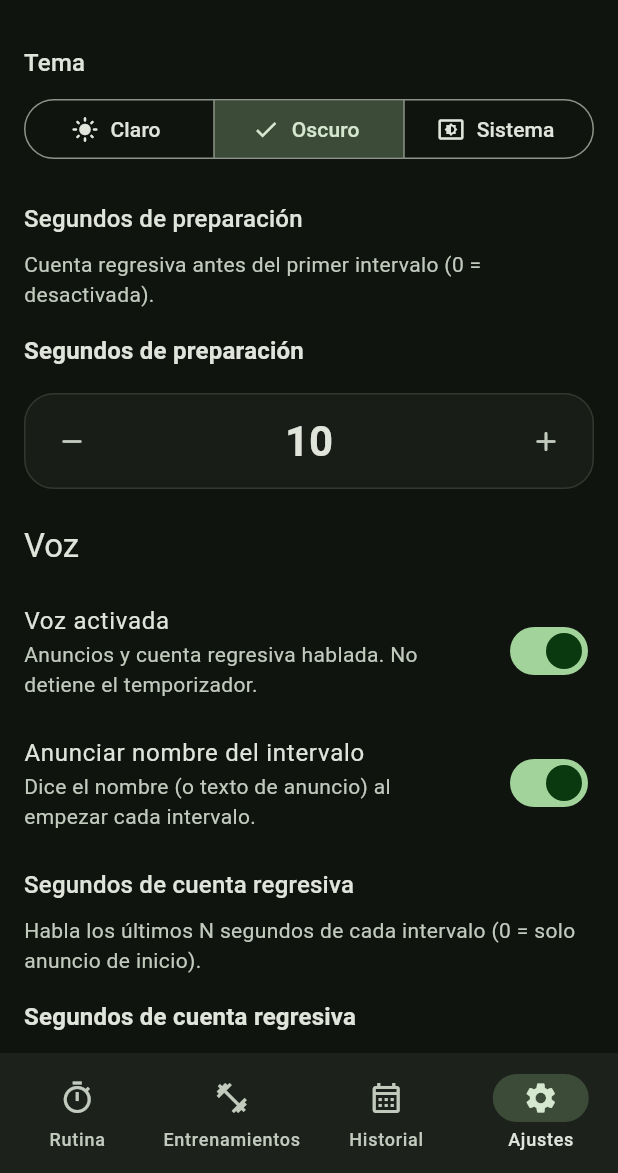
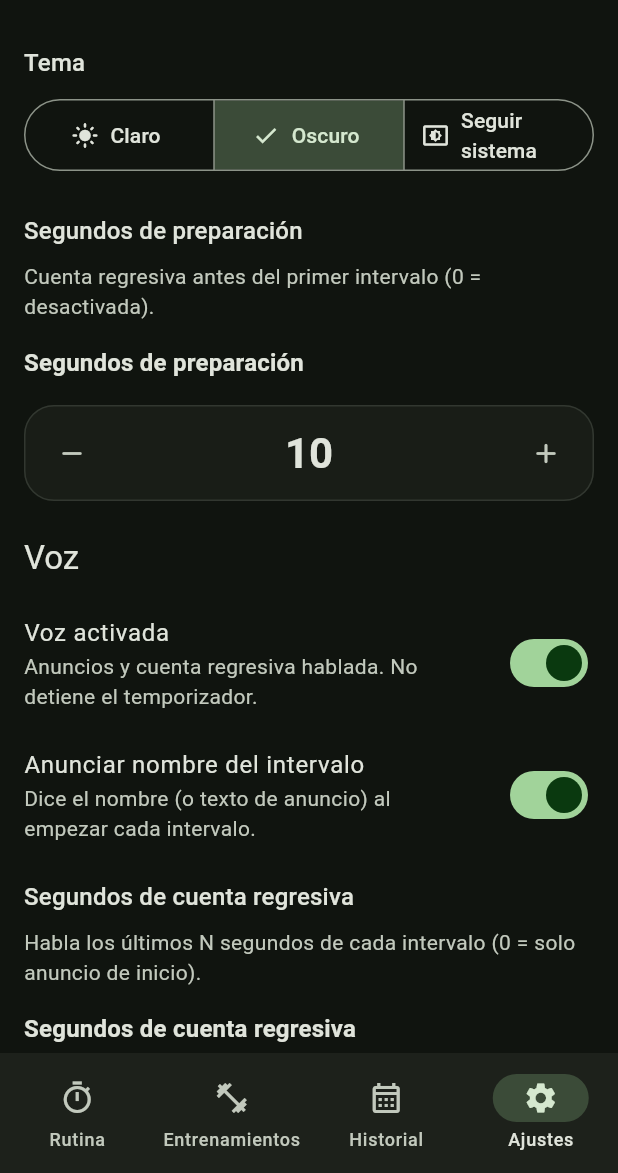
Before and after one commit to MoisesCorcho/IntervalTimer, a Flutter app: the SettingsScreen screen opened by its route, after a tap on "Claro", after a tap on "Oscuro", on a phone screen of 412 x 824 dp, the part 63-1236 px from its top. Run offline on Flutter 3.47's test engine with Material 3 defaults, Android fonts, the phone set to English and light mode, and no system bars; our stand-ins replace drift, fl_chart, flutter_colorpicker, flutter_local_notifications, flutter_riverpod, flutter_tts and 8 more; missing offline and left inert: flutter_background_service, gal, live_activities; accounts and stored records are empty; generated files the repository leaves out were written again.

Commit message:
fix(F27): align dark mode with project standards
Add App themeMode widget tests, pure AppThemeMode domain enum,
string-only prefs, data-model and design-system docs, R8 share
export exception, theme-aware stats shadow, and Seguir sistema label.

```diff
--- a/lib/app/app.dart
+++ b/lib/app/app.dart
@@ -7,6 +7,7 @@ import 'package:interval_timer/features/always_on/application/always_on_provider
 import 'package:interval_timer/features/calendar_history/application/session_history_listener.dart';
 import 'package:interval_timer/features/lock_screen/application/lock_screen_providers.dart';
 import 'package:interval_timer/features/settings/application/settings_providers.dart';
+import 'package:interval_timer/features/settings/domain/app_theme_mode.dart';
 import 'package:interval_timer/features/vibration/application/vibration_providers.dart';
 import 'package:interval_timer/features/voice/application/voice_providers.dart';
 
@@ -27,7 +28,9 @@ class App extends ConsumerWidget {
     ref.watch(sessionLockScreenBootstrapProvider);
     final router = ref.watch(routerProvider);
     final settingsAsync = ref.watch(settingsControllerProvider);
-    final themeMode = settingsAsync.valueOrNull?.themeMode ?? ThemeMode.system;
+    final themeMode = _toFlutterThemeMode(
+      settingsAsync.valueOrNull?.themeMode ?? AppThemeMode.system,
+    );
 
     return MaterialApp.router(
       title: UiStrings.appTitle,
@@ -38,3 +41,12 @@ class App extends ConsumerWidget {
     );
   }
 }
+
+/// Maps domain [AppThemeMode] → Flutter [ThemeMode] at the app shell only.
+ThemeMode _toFlutterThemeMode(AppThemeMode mode) {
+  return switch (mode) {
+    AppThemeMode.light => ThemeMode.light,
+    AppThemeMode.dark => ThemeMode.dark,
+    AppThemeMode.system => ThemeMode.system,
+  };
+}
--- a/lib/core/constants/ui_strings.dart
+++ b/lib/core/constants/ui_strings.dart
@@ -62,7 +62,7 @@ abstract final class UiStrings {
   static const themeLabel = 'Tema';
   static const themeLight = 'Claro';
   static const themeDark = 'Oscuro';
-  static const themeSystem = 'Sistema';
+  static const themeSystem = 'Seguir sistema';
 
   // Voice (F02)
   static const voiceSectionTitle = 'Voz';
--- a/lib/data/repositories/preferences_repository.dart
+++ b/lib/data/repositories/preferences_repository.dart
@@ -1,5 +1,4 @@
 import 'package:drift/drift.dart';
-import 'package:flutter/material.dart';
 import 'package:interval_timer/data/local/database.dart';
 
 class PreferencesRepository {
@@ -13,7 +12,8 @@ class PreferencesRepository {
   static const defaultPrepSeconds = 10;
   static const minPrepSeconds = 0;
   static const maxPrepSeconds = 60;
-  static const defaultThemeMode = ThemeMode.system;
+  /// Storage default for F27 theme preference (`light` | `dark` | `system`).
+  static const defaultThemeMode = 'system';
 
   // F02 voice prefs
   static const voiceEnabledKey = 'voice_enabled';
@@ -186,17 +186,25 @@ class PreferencesRepository {
   Future<void> setSessionLockScreenEnabled(bool value) =>
       setBool(sessionLockScreenEnabledKey, value);
 
-  /// F27: theme mode preference (default: follow system).
-  Future<ThemeMode> getThemeMode() async {
+  /// F27: theme mode preference as storage string (default: `system`).
+  ///
+  /// Valid values: `light`, `dark`, `system`. Unknown/null → [defaultThemeMode].
+  /// Domain mapping lives in settings layer (no Flutter / domain types here).
+  Future<String> getThemeMode() async {
     final raw = await getString(themeModeKey);
     return switch (raw) {
-      'light' => ThemeMode.light,
-      'dark' => ThemeMode.dark,
+      'light' => 'light',
+      'dark' => 'dark',
+      'system' => 'system',
       _ => defaultThemeMode,
     };
   }
 
-  Future<void> setThemeMode(ThemeMode mode) async {
-    await setString(themeModeKey, mode.name);
+  Future<void> setThemeMode(String mode) async {
+    final value =
+        (mode == 'light' || mode == 'dark' || mode == 'system')
+            ? mode
+            : defaultThemeMode;
+    await setString(themeModeKey, value);
   }
 }
--- a/lib/features/settings/application/settings_controller.dart
+++ b/lib/features/settings/application/settings_controller.dart
@@ -1,8 +1,8 @@
-import 'package:flutter/material.dart';
 import 'package:flutter_riverpod/flutter_riverpod.dart';
 import 'package:interval_timer/features/settings/application/settings_providers.dart';
 import 'package:interval_timer/features/settings/data/settings_repository.dart';
 import 'package:interval_timer/features/settings/domain/app_settings.dart';
+import 'package:interval_timer/features/settings/domain/app_theme_mode.dart';
 
 class SettingsController extends AsyncNotifier<AppSettings> {
   @override
@@ -126,7 +126,7 @@ class SettingsController extends AsyncNotifier<AppSettings> {
     state = AsyncData(current.copyWith(sessionLockScreenEnabled: value));
   }
 
-  Future<void> setThemeMode(ThemeMode mode) async {
+  Future<void> setThemeMode(AppThemeMode mode) async {
     await ref.read(settingsRepositoryProvider).setThemeMode(mode);
     final current =
         state.valueOrNull ?? const AppSettings(prepSeconds: 10);
--- a/lib/features/settings/domain/app_settings.dart
+++ b/lib/features/settings/domain/app_settings.dart
@@ -1,7 +1,7 @@
-import 'package:flutter/material.dart';
+import 'package:interval_timer/features/settings/domain/app_theme_mode.dart';
 
 /// Global app settings (F35+ / F02 voice / F18 vibration / F19 always-on / F20 / F27).
-/// Lightweight value object — not Drift.
+/// Lightweight value object — not Drift. Pure domain (no Flutter imports).
 class AppSettings {
   const AppSettings({
     required this.prepSeconds,
@@ -14,7 +14,7 @@ class AppSettings {
     this.vibrationCountdownSeconds = 3,
     this.keepScreenOnEnabled = true,
     this.sessionLockScreenEnabled = true,
-    this.themeMode = ThemeMode.system,
+    this.themeMode = AppThemeMode.system,
   });
 
   /// Seconds of preparation before the first interval (0–60).
@@ -47,8 +47,8 @@ class AppSettings {
   /// Ongoing session notification / Live Activity surface (F20).
   final bool sessionLockScreenEnabled;
 
-  /// Theme mode: light, dark, or follow system (F27).
-  final ThemeMode themeMode;
+  /// Theme preference: light, dark, or follow system (F27).
+  final AppThemeMode themeMode;
 
   AppSettings copyWith({
     int? prepSeconds,
@@ -61,7 +61,7 @@ class AppSettings {
     int? vibrationCountdownSeconds,
     bool? keepScreenOnEnabled,
     bool? sessionLockScreenEnabled,
-    ThemeMode? themeMode,
+    AppThemeMode? themeMode,
   }) {
     return AppSettings(
       prepSeconds: prepSeconds ?? this.prepSeconds,
--- /dev/null
+++ b/lib/features/settings/domain/app_theme_mode.dart
@@ -0,0 +1,23 @@
+/// App theme preference (F27). Pure domain — no Flutter imports.
+///
+/// Stored in Drift `app_preferences` as string: `light` | `dark` | `system`.
+enum AppThemeMode {
+  light,
+  dark,
+  system;
+
+  static const AppThemeMode defaultMode = AppThemeMode.system;
+
+  /// Stable storage value matching [name] (`light` / `dark` / `system`).
+  String get storageValue => name;
+
+  /// Parses a stored preference; unknown/null → [defaultMode].
+  static AppThemeMode fromStorage(String? raw) {
+    return switch (raw) {
+      'light' => AppThemeMode.light,
+      'dark' => AppThemeMode.dark,
+      'system' => AppThemeMode.system,
+      _ => defaultMode,
+    };
+  }
+}
--- a/lib/features/settings/presentation/settings_screen.dart
+++ b/lib/features/settings/presentation/settings_screen.dart
@@ -5,6 +5,7 @@ import 'package:interval_timer/core/theme/app_theme.dart';
 import 'package:interval_timer/features/settings/application/settings_providers.dart';
 import 'package:interval_timer/features/settings/data/settings_repository.dart';
 import 'package:interval_timer/features/settings/domain/app_settings.dart';
+import 'package:interval_timer/features/settings/domain/app_theme_mode.dart';
 import 'package:interval_timer/features/always_on/presentation/keep_screen_on_settings_section.dart';
 import 'package:interval_timer/features/lock_screen/presentation/session_lock_screen_settings_section.dart';
 import 'package:interval_timer/features/vibration/presentation/vibration_settings_section.dart';
@@ -69,21 +70,21 @@ class _SettingsBody extends ConsumerWidget {
           style: theme.textTheme.titleMedium,
         ),
         const SizedBox(height: AppTheme.spacingSm),
-        SegmentedButton<ThemeMode>(
+        SegmentedButton<AppThemeMode>(
           key: const Key('theme_segmented_button'),
           segments: const [
-            ButtonSegment<ThemeMode>(
-              value: ThemeMode.light,
+            ButtonSegment<AppThemeMode>(
+              value: AppThemeMode.light,
               label: Text(UiStrings.themeLight),
               icon: Icon(Icons.light_mode),
             ),
-            ButtonSegment<ThemeMode>(
-              value: ThemeMode.dark,
+            ButtonSegment<AppThemeMode>(
+              value: AppThemeMode.dark,
               label: Text(UiStrings.themeDark),
               icon: Icon(Icons.dark_mode),
             ),
-            ButtonSegment<ThemeMode>(
-              value: ThemeMode.system,
+            ButtonSegment<AppThemeMode>(
+              value: AppThemeMode.system,
               label: Text(UiStrings.themeSystem),
               icon: Icon(Icons.settings_brightness),
             ),
--- a/lib/features/stats/presentation/progress_summary_section.dart
+++ b/lib/features/stats/presentation/progress_summary_section.dart
@@ -287,10 +287,10 @@ class StatMetricCard extends StatelessWidget {
               offset: const Offset(0, 4),
               spreadRadius: -2,
             ),
-            const BoxShadow(
-              color: Color(0x0F000000), // ~6% black — soft lift
+            BoxShadow(
+              color: scheme.shadow.withValues(alpha: 0.06),
               blurRadius: 6,
-              offset: Offset(0, 2),
+              offset: const Offset(0, 2),
               spreadRadius: -1,
             ),
           ],
```
Also changed, not shown: lib/features/settings/data/settings_repository.dart (+8 -3 lines), 9 other files.
